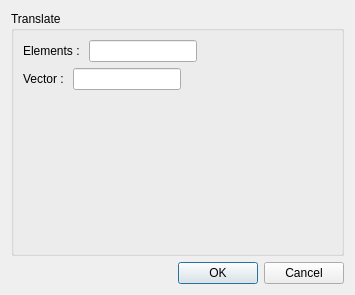
Before: the Qt Designer form src/HEXABLOCKGUI/MakeTranslation_QTD.ui in SalomePlatform/hexablock, drawn with Qt 5.
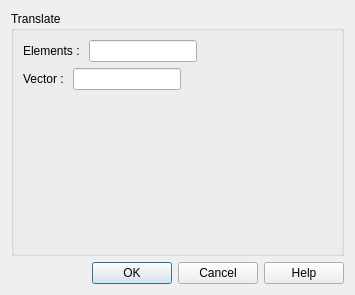
After: the same form once the commit is applied.

Commit message: added: -Propagation, Vector ( completed ) dialog panel. -Help button on all panel. -Delegate for all Panel updated: -menu always showed for each action

Patch:
```diff
--- a/src/HEXABLOCKGUI/MakeTranslation_QTD.ui
+++ b/src/HEXABLOCKGUI/MakeTranslation_QTD.ui
@@ -84,7 +84,7 @@
       <enum>Qt::Horizontal</enum>
      </property>
      <property name="standardButtons">
-      <set>QDialogButtonBox::Cancel|QDialogButtonBox::Ok</set>
+      <set>QDialogButtonBox::Cancel|QDialogButtonBox::Ok|QDialogButtonBox::Help</set>
      </property>
     </widget>
    </item>
```
The commit also changes 37 other files.
